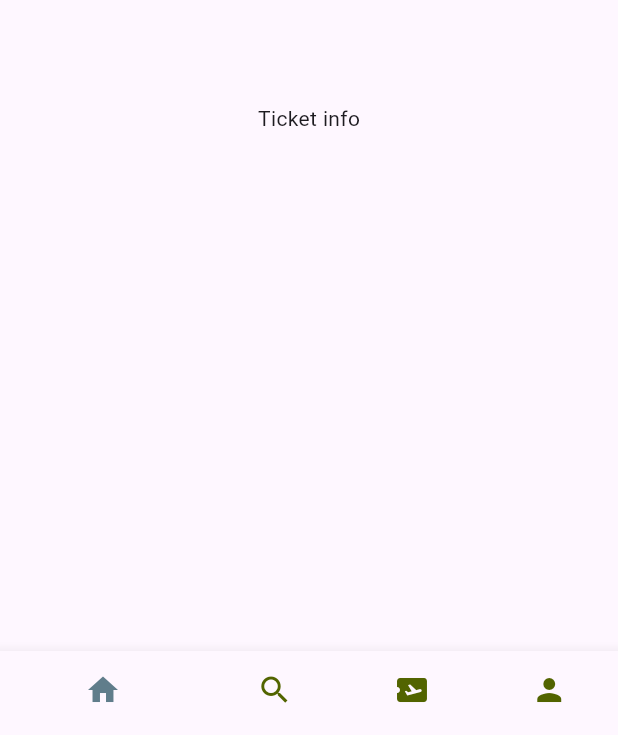
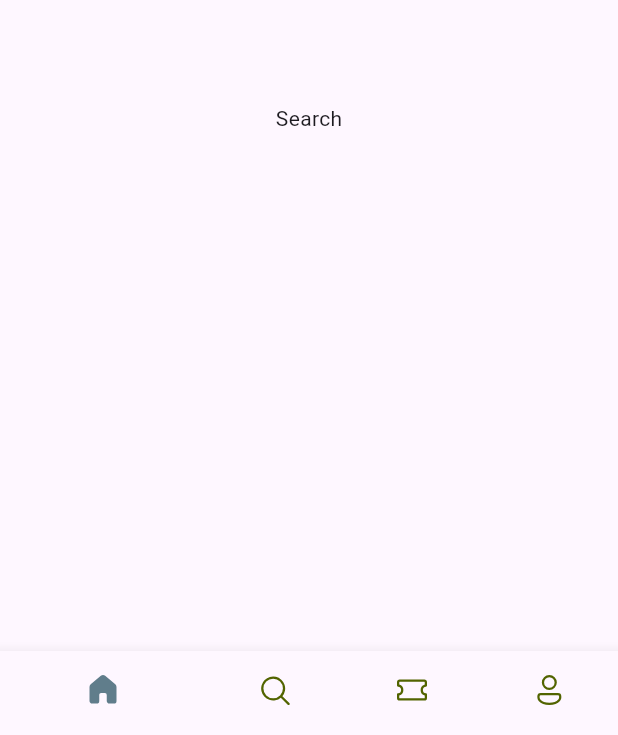
Before and after one commit to Leinadj72/first_app, a Flutter app: the screen it shows after launch, on a phone screen of 412 x 824 dp. Shown: the part 498-1233 px from the top of the screen. Run offline on Flutter 3.47's test engine with Material 3 defaults, Android fonts, the phone set to English and light mode, and no system bars; our stand-ins replace fluentui_icons.

Commit message:
first commit

```diff
--- a/lib/base/bottom_nav_bar.dart
+++ b/lib/base/bottom_nav_bar.dart
@@ -1,3 +1,4 @@
+import 'package:fluentui_icons/fluentui_icons.dart';
 import 'package:flutter/material.dart';
 
 class BottomNavBar extends StatefulWidget {
@@ -8,25 +9,48 @@ class BottomNavBar extends StatefulWidget {
 }
 
 class _BottomNavBarState extends State<BottomNavBar> {
+  final appScreens = [
+    const Center(child: Text("Home")),
+    const Center(child: Text("Search")),
+    const Center(child: Text("Tickets")),
+    const Center(child: Text("Profile")),
+  ];
+
+  // ignore: unused_field
+  int _selectedIndex = 0;
+  void _onItemClicked(int index) {
+    _selectedIndex = index;
+  }
+
   @override
   Widget build(BuildContext context) {
     return Scaffold(
       appBar: AppBar(
         title: const Center(child: Text("My tickets")),
       ),
-      body: const Center(
-        child: Text("Ticket info"),
-      ),
+      body: appScreens[1],
       bottomNavigationBar: BottomNavigationBar(
+          onTap: _onItemClicked,
           selectedItemColor: Colors.blueGrey,
           unselectedItemColor: const Color(0xFF526400),
           showSelectedLabels: false,
           items: const [
-            BottomNavigationBarItem(icon: Icon(Icons.home), label: "Home"),
-            BottomNavigationBarItem(icon: Icon(Icons.search), label: "Search"),
             BottomNavigationBarItem(
-                icon: Icon(Icons.airplane_ticket), label: "Tickets"),
-            BottomNavigationBarItem(icon: Icon(Icons.person), label: "profile"),
+                icon: Icon(FluentSystemIcons.ic_fluent_home_regular),
+                activeIcon: Icon(FluentSystemIcons.ic_fluent_home_filled),
+                label: "Home"),
+            BottomNavigationBarItem(
+                icon: Icon(FluentSystemIcons.ic_fluent_search_regular),
+                activeIcon: Icon(FluentSystemIcons.ic_fluent_search_filled),
+                label: "Search"),
+            BottomNavigationBarItem(
+                icon: Icon(FluentSystemIcons.ic_fluent_ticket_regular),
+                activeIcon: Icon(FluentSystemIcons.ic_fluent_ticket_filled),
+                label: "Tickets"),
+            BottomNavigationBarItem(
+                icon: Icon(FluentSystemIcons.ic_fluent_person_regular),
+                activeIcon: Icon(FluentSystemIcons.ic_fluent_person_filled),
+                label: "Profile"),
           ]),
     );
   }
```
